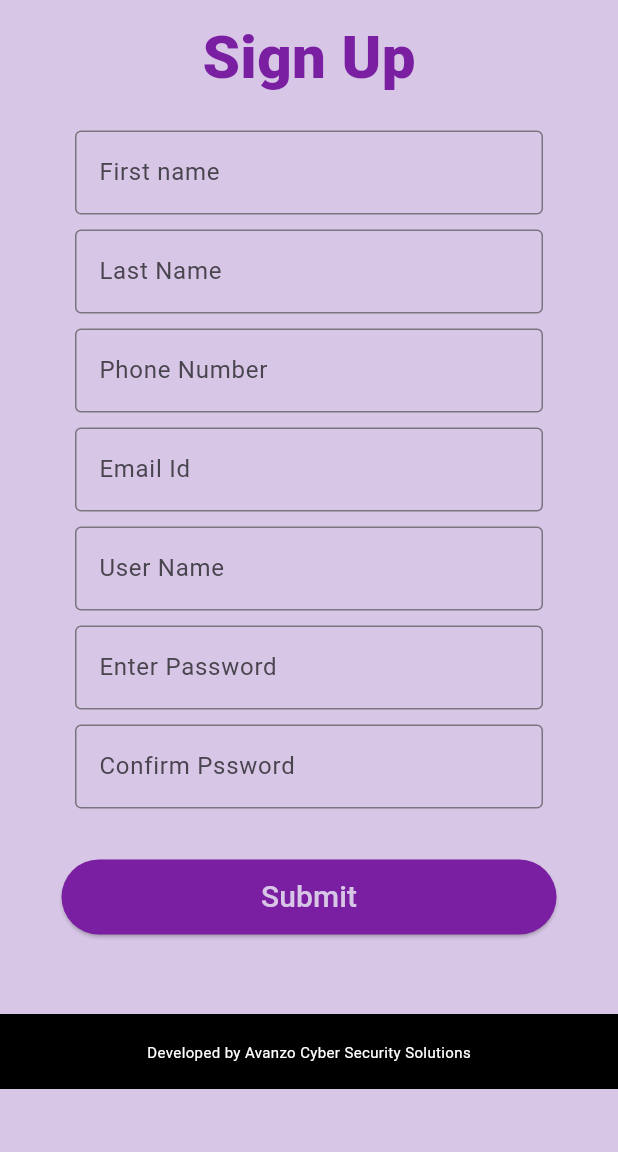
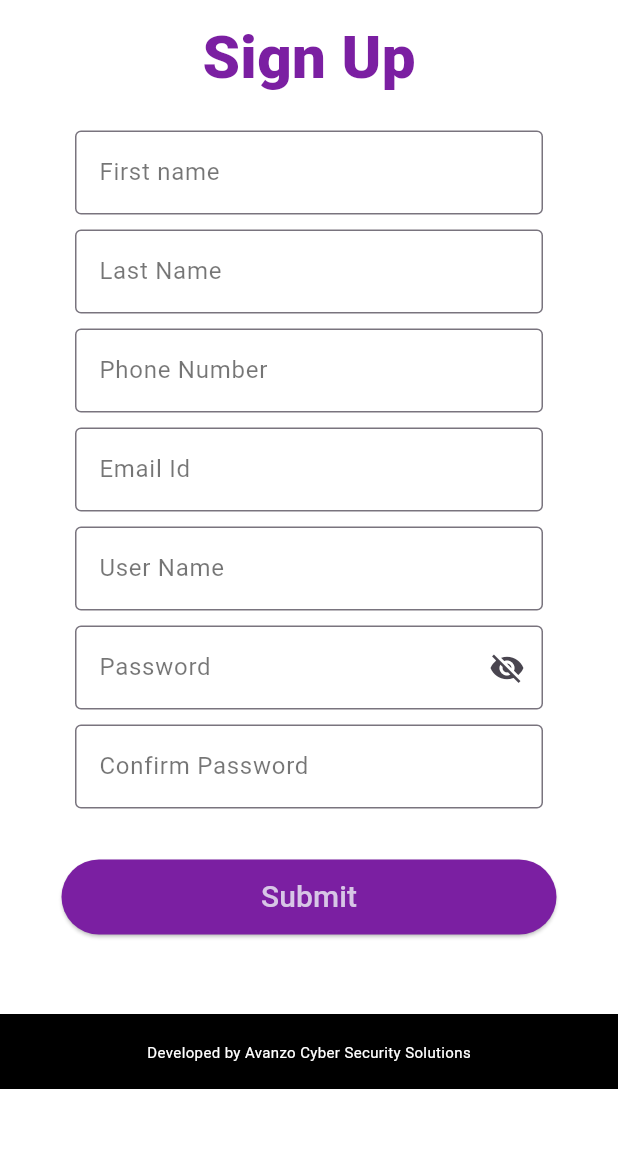
Before and after one commit to AdharshPS/CybotFork, a Flutter app: the screen it shows after launch, after a tap on "Login", after a tap on "Signup", on a phone screen of 412 x 824 dp, the part 84-1236 px from its top. Run offline on Flutter 3.47's test engine with Material 3 defaults, Android fonts, the phone set to English and light mode, and no system bars; our stand-ins replace flutter_typeahead, hive, hive_flutter, local_auth, speech_to_text; missing offline and left inert: dart:ffi; accounts and stored records are empty; network calls fail.

Commit message:
updated screens

```diff
--- a/lib/utilis/credentials.dart/credentials.dart
+++ /dev/null
@@ -1,2 +0,0 @@
-const EMAIL = 'abc@gmail.com';
-const PASS = '123456789';
--- a/lib/view/dashborad_screen/dashboard_screen.dart
+++ b/lib/view/dashborad_screen/dashboard_screen.dart
@@ -128,7 +128,7 @@ class _DashboardScreenState extends State<DashboardScreen> {
               onPressed: () async {
                 String response = await askquestion();
                 answers = response;
-                log("this will be printed on ui ==============$answers");
+                log("this will be printed on ui $answers");
                 setState(() {});
                 askquestioncontroller.clear();
               },
--- a/lib/view/login_screen/login_screen.dart
+++ b/lib/view/login_screen/login_screen.dart
@@ -113,7 +113,7 @@ class _LoginScreenState extends State<LoginScreen> {
   @override
   Widget build(BuildContext context) {
     return Scaffold(
-      backgroundColor: Colorconstant.mainwhite,
+      backgroundColor: Colors.white,
       appBar: AppBar(
         backgroundColor: Colorconstant.pantonebackground,
         actions: [Text("Version 1.0.0")],
@@ -143,9 +143,12 @@ class _LoginScreenState extends State<LoginScreen> {
               Padding(
                 padding: const EdgeInsets.all(12),
                 child: TextFormField(
+                    style: TextStyle(color: Colors.black),
                     controller: loginusernamecontroller,
                     decoration: InputDecoration(
-                        hintText: "Username", border: OutlineInputBorder()),
+                        hintText: "Username",
+                        hintStyle: TextStyle(color: Colors.black54),
+                        border: OutlineInputBorder()),
                     validator: (value) {
                       if (value != null && value.length >= 5) {
                         return null;
@@ -160,6 +163,7 @@ class _LoginScreenState extends State<LoginScreen> {
               Padding(
                 padding: const EdgeInsets.all(12),
                 child: TextFormField(
+                  style: TextStyle(color: Colors.black),
                   obscureText: passwordVisible,
                   controller: loginpasswordcontroller,
                   decoration: InputDecoration(
@@ -174,6 +178,7 @@ class _LoginScreenState extends State<LoginScreen> {
                             : Icons.visibility_off),
                       ),
                       hintText: "Password",
+                      hintStyle: TextStyle(color: Colors.black54),
                       border: OutlineInputBorder()),
                   validator: (value) {
                     if (value != null && value.length >= 7) {
@@ -213,8 +218,9 @@ class _LoginScreenState extends State<LoginScreen> {
                         },
                         child: Text(
                           "Forgot Password",
-                          style:
-                              TextStyle(decoration: TextDecoration.underline),
+                          style: TextStyle(
+                              color: Colorconstant.darkpurple,
+                              decoration: TextDecoration.underline),
                         )),
                   ),
                 ],
@@ -227,7 +233,7 @@ class _LoginScreenState extends State<LoginScreen> {
                   onPressed: () {
                     insertrecord();
                     _formkey.currentState!.validate();
-                    login();
+
                     // if (_formkey.currentState!.validate()) {
                     //   insertrecord();
                     //   ScaffoldMessenger.of(context).showSnackBar(
@@ -245,7 +251,10 @@ class _LoginScreenState extends State<LoginScreen> {
               SizedBox(
                 height: 5,
               ),
-              Text("Login with Biometrics"),
+              Text(
+                "Login with Biometrics",
+                style: TextStyle(color: Colorconstant.mainblack),
+              ),
               IconButton(
                   onPressed: () async {
                     bool auth = await Authentication.authentication();
@@ -259,12 +268,16 @@ class _LoginScreenState extends State<LoginScreen> {
                   },
                   icon: Icon(
                     Icons.fingerprint,
+                    color: Colorconstant.mainblack,
                     size: 50,
                   )),
               Row(
                 mainAxisAlignment: MainAxisAlignment.center,
                 children: [
-                  Text("Don't have an account?"),
+                  Text(
+                    "Don't have an account?",
+                    style: TextStyle(color: Colorconstant.mainblack),
+                  ),
                   TextButton(
                       onPressed: () {
                         Navigator.push(
@@ -274,7 +287,9 @@ class _LoginScreenState extends State<LoginScreen> {
                       },
                       child: Text(
                         "Signup",
-                        style: TextStyle(decoration: TextDecoration.underline),
+                        style: TextStyle(
+                            color: Colorconstant.darkpurple,
+                            decoration: TextDecoration.underline),
                       ))
                 ],
               ),
@@ -299,11 +314,4 @@ class _LoginScreenState extends State<LoginScreen> {
       ),
     );
   }
-
-  void login() {
-    if (isChecked) {
-      box1.put('email', loginusernamecontroller.value.text);
-      box1.put('pass', loginpasswordcontroller.value.text);
-    }
-  }
 }
--- a/lib/view/signup_screen/signup_screen.dart
+++ b/lib/view/signup_screen/signup_screen.dart
@@ -1,11 +1,9 @@
-//import 'dart:convert';
-
 import 'package:flutter/material.dart';
 import 'package:uri_launching/utilis/color_constant/color_constant.dart';
-//import 'package:uri_launching/view/authorization_screen/authorization_screen.dart';
 import 'package:http/http.dart' as http;
 import 'package:uri_launching/view/dashborad_screen/dashboard_screen.dart';
 import 'package:uri_launching/view/login_screen/login_screen.dart';
+import 'package:uri_launching/view/terms_and_conditions_screen/terms_and_conditions_screen.dart';
 
 class SignUpScreen extends StatefulWidget {
   const SignUpScreen({super.key});
@@ -23,6 +21,7 @@ class _SignUpScreenState extends State<SignUpScreen> {
   TextEditingController passwordcontroller = TextEditingController();
   TextEditingController conpasswordcontroller = TextEditingController();
   final _formkey = GlobalKey<FormState>();
+  bool passwordVisible = false;
 
   String? validateEmail(String? email) {
     RegExp emailRegex = RegExp(
@@ -78,7 +77,7 @@ class _SignUpScreenState extends State<SignUpScreen> {
   @override
   Widget build(BuildContext context) {
     return Scaffold(
-      backgroundColor: Colorconstant.pantonebackground,
+      backgroundColor: Colorconstant.mainwhite,
       appBar: AppBar(
         backgroundColor: Colorconstant.pantonemessage,
         actions: [const Text("Version 1.0.0")],
@@ -88,10 +87,6 @@ class _SignUpScreenState extends State<SignUpScreen> {
           key: _formkey,
           child: Column(
             children: [
-              // Image.asset(
-              //   "assets/images/Animation - 1715055684151.gif",
-              //   height: 70,
-              // ),
               const SizedBox(
                 height: 10,
               ),
@@ -108,11 +103,17 @@ class _SignUpScreenState extends State<SignUpScreen> {
               Padding(
                 padding: const EdgeInsets.only(left: 50, right: 50, bottom: 10),
                 child: TextFormField(
+                  style: TextStyle(color: Colors.black),
                   controller: firstnamecontroller,
                   decoration: const InputDecoration(
-                      hintText: "First name", border: OutlineInputBorder()),
+                    hintText: "First name",
+                    hintStyle: TextStyle(
+                        color:
+                            Colors.black54), // Changed hint text color to black
+                    border: OutlineInputBorder(),
+                  ),
                   validator: (name) => name!.length < 3
-                      ? "name should be atleast 5 characters"
+                      ? "Name should be at least 3 characters"
                       : null,
                   autovalidateMode: AutovalidateMode.onUserInteraction,
                 ),
@@ -120,17 +121,29 @@ class _SignUpScreenState extends State<SignUpScreen> {
               Padding(
                 padding: const EdgeInsets.only(left: 50, right: 50, bottom: 10),
                 child: TextFormField(
+                  style: TextStyle(color: Colors.black),
                   controller: lastnamecontroller,
                   decoration: const InputDecoration(
-                      hintText: "Last Name", border: OutlineInputBorder()),
+                    hintText: "Last Name",
+                    hintStyle: TextStyle(
+                        color:
+                            Colors.black54), // Changed hint text color to black
+                    border: OutlineInputBorder(),
+                  ),
                 ),
               ),
               Padding(
                 padding: const EdgeInsets.only(left: 50, right: 50, bottom: 10),
                 child: TextFormField(
+                    style: TextStyle(color: Colors.black),
                     controller: phnumbercontroller,
                     decoration: const InputDecoration(
-                        hintText: "Phone Number", border: OutlineInputBorder()),
+                      hintText: "Phone Number",
+                      hintStyle: TextStyle(
+                          color: Colors
+                              .black54), // Changed hint text color to black
+                      border: OutlineInputBorder(),
+                    ),
                     validator: (value) {
                       if (value != null && value.length >= 7) {
                         return null;
@@ -142,18 +155,30 @@ class _SignUpScreenState extends State<SignUpScreen> {
               Padding(
                 padding: const EdgeInsets.only(left: 50, right: 50, bottom: 10),
                 child: TextFormField(
+                  style: TextStyle(color: Colors.black),
                   controller: mailidcontroller,
                   decoration: const InputDecoration(
-                      hintText: "Email Id", border: OutlineInputBorder()),
+                    hintText: "Email Id",
+                    hintStyle: TextStyle(
+                        color:
+                            Colors.black54), // Changed hint text color to black
+                    border: OutlineInputBorder(),
+                  ),
                   validator: validateEmail,
                 ),
               ),
               Padding(
                 padding: const EdgeInsets.only(left: 50, right: 50, bottom: 10),
                 child: TextFormField(
+                    style: TextStyle(color: Colors.black),
                     controller: usernamecontroller,
                     decoration: const InputDecoration(
-                        hintText: "User Name", border: OutlineInputBorder()),
+                      hintText: "User Name",
+                      hintStyle: TextStyle(
+                          color: Colors
+                              .black54), // Changed hint text color to black
+                      border: OutlineInputBorder(),
+                    ),
                     validator: (value) {
                       if (value != null && value.length >= 5) {
                         return null;
@@ -165,30 +190,51 @@ class _SignUpScreenState extends State<SignUpScreen> {
               Padding(
                 padding: const EdgeInsets.only(left: 50, right: 50, bottom: 10),
                 child: TextFormField(
+                  style: TextStyle(color: Colors.black),
+                  obscureText: passwordVisible,
                   controller: passwordcontroller,
-                    decoration: const InputDecoration(
-                        hintText: "Enter Password",
+                  decoration: InputDecoration(
+                      suffixIcon: IconButton(
+                        onPressed: () {
+                          setState(() {
+                            passwordVisible = !passwordVisible;
+                          });
+                        },
+                        icon: Icon(passwordVisible
+                            ? Icons.visibility
+                            : Icons.visibility_off),
+                      ),
+                      hintText: "Password",
+                      hintStyle: TextStyle(color: Colors.black54),
                       border: OutlineInputBorder()),
                   validator: (value) {
-                      if (value != null && value.length >= 6) {
+                    if (value != null && value.length >= 7) {
                       return null;
                     } else {
-                        return "Password is not Sufficient to secure your Account";
+                      return "Password is Required";
                     }
-                    }),
+                  },
+                  keyboardType: TextInputType.visiblePassword,
+                  textInputAction: TextInputAction.done,
+                ),
               ),
               Padding(
                 padding: const EdgeInsets.only(left: 50, right: 50, bottom: 10),
                 child: TextFormField(
+                    style: TextStyle(color: Colors.black),
                     controller: conpasswordcontroller,
-                    decoration: InputDecoration(
-                        hintText: "Confirm Pssword",
-                        border: OutlineInputBorder()),
+                    decoration: const InputDecoration(
+                      hintText: "Confirm Password",
+                      hintStyle: TextStyle(
+                          color: Colors
+                              .black54), // Changed hint text color to black
+                      border: OutlineInputBorder(),
+                    ),
                     validator: (value) {
                       if (value != null && value == passwordcontroller.text) {
                         return null;
                       } else {
-                        return "Password is not match";
+                        return "Password does not match";
                       }
                     }),
               ),
@@ -207,14 +253,8 @@ class _SignUpScreenState extends State<SignUpScreen> {
                       Navigator.pushAndRemoveUntil(
                           context,
                           MaterialPageRoute(
-                              builder: (context) => LoginScreen()),
+                              builder: (context) => TermsConditionsScreen()),
                           (route) => false);
-                      // mailidcontroller.clear();
-                      // firstnamecontroller.clear();
-                      // lastnamecontroller.clear();
-                      // passwordcontroller.clear();
-                      // phnumbercontroller.clear();
-                      // usernamecontroller.clear();
                     }
                   },
                   child: const Text(
--- a/pubspec.yaml
+++ b/pubspec.yaml
@@ -47,6 +47,9 @@ dependencies:
   provider: ^6.0.0
   google_fonts: ^6.2.1
   typewritertext: ^3.0.5
+  webview_flutter: ^4.8.0
+
+
 
 
 
```
Also changed, not shown: lib/controller/Fogrot_password/forgot_password.dart (+14 -2 lines), lib/view/bottom_navigationbar_screens/bottom_navigation_screeb.dart (+25 -6 lines), lib/view/home_screen/home_screen.dart (+3 -29 lines), lib/view/news_screen/news_screen.dart (added, +16 -0 lines), lib/view/terms_and_conditions_screen/terms_and_conditions_screen.dart (added, +139 -0 lines), pubspec.lock. Lines whose indentation alone changed are shown as unchanged.
